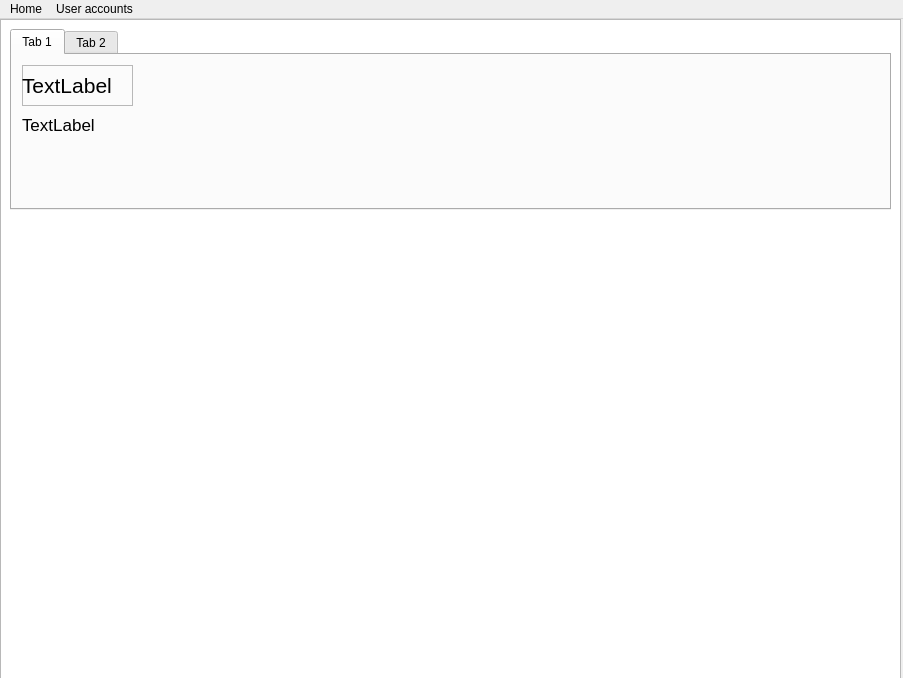
colingelling/PyQt6-test, file src/gui/ui/home/home_view.ui: the form before one commit.
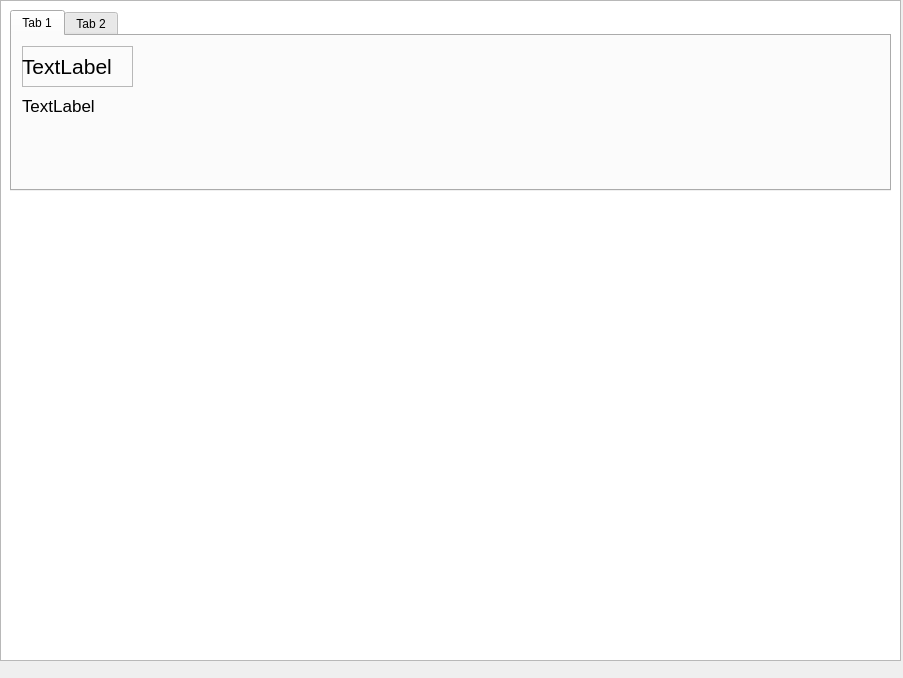
The form after the commit.

What changed in the file:
```diff
--- a/src/gui/ui/home/home_view.ui
+++ b/src/gui/ui/home/home_view.ui
@@ -203,20 +203,6 @@
      <height>22</height>
     </rect>
    </property>
-   <widget class="QMenu" name="menuHome">
-    <property name="title">
-     <string>Home</string>
-    </property>
-   </widget>
-   <widget class="QMenu" name="menuLogin">
-    <property name="title">
-     <string>User accounts</string>
-    </property>
-    <addaction name="actionLogin"/>
-    <addaction name="actionRegister"/>
-   </widget>
-   <addaction name="menuHome"/>
-   <addaction name="menuLogin"/>
   </widget>
   <action name="actionLogin">
    <property name="text">
```
